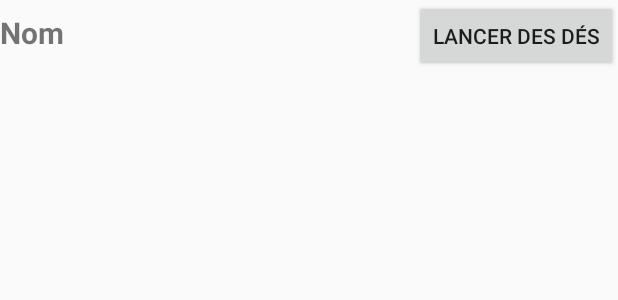
After one commit to Kitolex/AndroidProjetJDR, an Android app: the layout afficher_activity.xml on its own in the app's theme, with its tools: preview values and no code run, on a phone screen of 412 x 824 dp. The commit adds this screen. Shown: the top 300 px of the screen. Run offline under Robolectric (Android 15) with nearby library versions, the phone set to English and light mode, and no system bars.

Commit message:
AffichageActivity

```diff
--- a/app/src/main/AndroidManifest.xml
+++ b/app/src/main/AndroidManifest.xml
@@ -27,6 +27,9 @@
             android:name=".ModifierActivite"
             android:screenOrientation="portrait" />
         <activity
+            android:name=".AffichageActivite"
+            android:screenOrientation="portrait" />
+        <activity
             android:name=".SupprimerActivite"
             android:screenOrientation="portrait" />
         <activity
--- a/app/src/main/java/ca/uqac/projetjdr/ListeFichesActivity.java
+++ b/app/src/main/java/ca/uqac/projetjdr/ListeFichesActivity.java
@@ -39,7 +39,7 @@ public class ListeFichesActivity extends ListActivity {
 
         Log.i("JDR_LOG", Integer.toString(fiche.getId()));
 
-        Intent i = new Intent(this, ModifierActivite.class);
+        Intent i = new Intent(this, AffichageActivite.class);
 
         i.putExtra(EXTRA_ID_FICHE, fiche.getId());
 
--- /dev/null
+++ b/app/src/main/res/layout/afficher_activity.xml
@@ -0,0 +1,61 @@
+<?xml version="1.0" encoding="utf-8"?>
+<LinearLayout xmlns:android="http://schemas.android.com/apk/res/android"
+    xmlns:app="http://schemas.android.com/apk/res-auto"
+    xmlns:tools="http://schemas.android.com/tools"
+    android:layout_width="match_parent"
+    android:layout_height="match_parent"
+    android:orientation="vertical"
+    tools:context="ca.uqac.projetjdr.MainActivity">
+
+    <ScrollView
+        android:layout_width="match_parent"
+        android:layout_height="wrap_content">
+
+        <LinearLayout
+            android:layout_width="match_parent"
+            android:layout_height="wrap_content"
+            android:orientation="vertical">
+
+            <LinearLayout
+                android:layout_width="match_parent"
+                android:layout_height="wrap_content"
+                android:orientation="horizontal">
+
+                <TextView
+                    android:layout_width="0dp"
+                    android:layout_height="wrap_content"
+                    android:layout_weight="1"
+                    android:textSize="20dp"
+                    android:textStyle="bold"
+                    android:text="@string/nom" />
+
+                <TextView
+                    android:id="@+id/textNomFichePerso"
+                    android:layout_width="0dp"
+                    android:layout_height="wrap_content"
+                    android:textSize="20dp"
+                    android:textStyle="bold"
+                    android:layout_weight="4" />
+
+                <Button
+                    android:layout_width="wrap_content"
+                    android:layout_height="wrap_content"
+                    android:text="@string/lancer_des_des"
+                    android:id="@+id/LancerDes"
+                    android:onClick="BoutonLancerDes"/>
+
+            </LinearLayout>
+
+            <LinearLayout
+                android:id="@+id/affichage"
+                android:layout_width="match_parent"
+                android:layout_height="wrap_content"
+                android:orientation="vertical">
+
+            </LinearLayout>
+
+        </LinearLayout>
+
+    </ScrollView>
+
+</LinearLayout>
```
Also changed, not shown: app/src/main/java/ca/uqac/projetjdr/AffichageActivite.java (added, +97 -0 lines).
